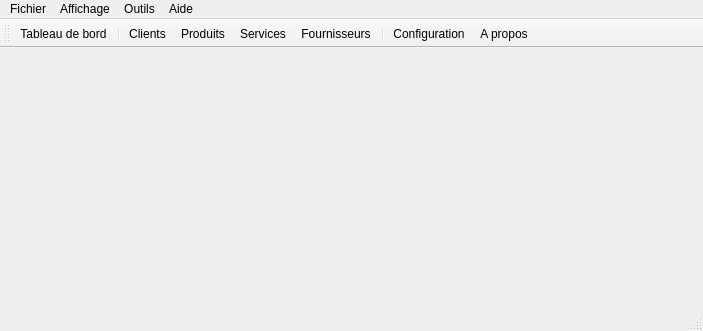
Above: src/mainwindow.ui from cfdev/mcercle before the change. Below: the same form after it.
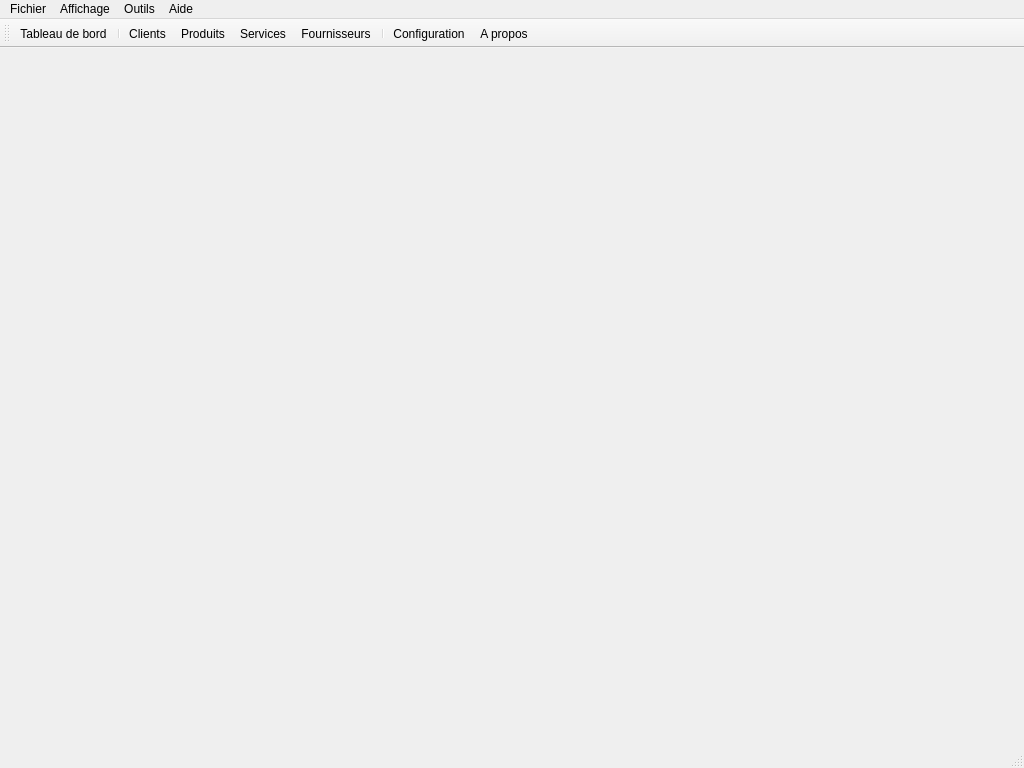
That is the form after the change. Icons and pictures are not drawn.

Commit message: ajout du theme sombre

Diff of the .ui file:
```diff
--- a/src/mainwindow.ui
+++ b/src/mainwindow.ui
@@ -6,8 +6,8 @@
    <rect>
     <x>0</x>
     <y>0</y>
-    <width>703</width>
-    <height>331</height>
+    <width>1024</width>
+    <height>768</height>
    </rect>
   </property>
   <property name="sizePolicy">
@@ -16,6 +16,12 @@
     <verstretch>0</verstretch>
    </sizepolicy>
   </property>
+  <property name="minimumSize">
+   <size>
+    <width>1024</width>
+    <height>768</height>
+   </size>
+  </property>
   <property name="windowTitle">
    <string>mcercle</string>
   </property>
@@ -41,8 +47,8 @@
     <rect>
      <x>0</x>
      <y>0</y>
-     <width>703</width>
-     <height>27</height>
+     <width>1024</width>
+     <height>21</height>
     </rect>
    </property>
    <widget class="QMenu" name="menuFichier">
```
Left out of the diff: 8 changed lines with no effect on the pictures. The commit also changes 2 other files.
